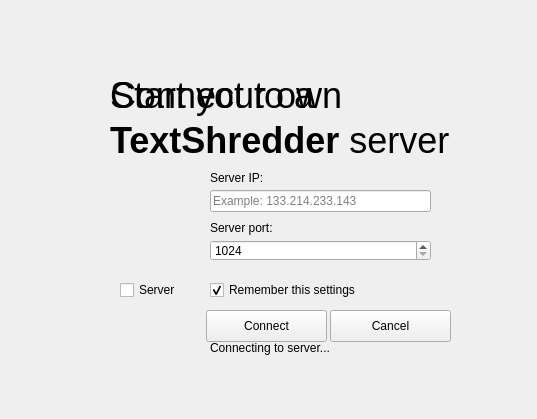
First picture: the form in textshredder_ui/mainwindow.ui, repository mitchelkuijpers/TextShredder, before the edit.
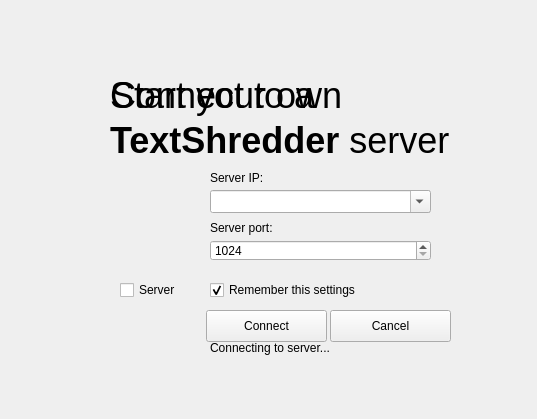
Second picture: the form after the edit. Icons and pictures are not drawn.

Commit message: Changed the ip inputbox to a combobox to handle the knownhosts list

```diff
--- a/textshredder_ui/mainwindow.ui
+++ b/textshredder_ui/mainwindow.ui
@@ -65,22 +65,6 @@
      <number>9999</number>
     </property>
    </widget>
-   <widget class="QLineEdit" name="serverIpInput">
-    <property name="geometry">
-     <rect>
-      <x>210</x>
-      <y>190</y>
-      <width>221</width>
-      <height>22</height>
-     </rect>
-    </property>
-    <property name="text">
-     <string/>
-    </property>
-    <property name="placeholderText">
-     <string>Example: 133.214.233.143</string>
-    </property>
-   </widget>
    <widget class="QLabel" name="serverIpLabel">
     <property name="geometry">
      <rect>
@@ -279,6 +263,19 @@
      <bool>false</bool>
     </property>
    </widget>
+   <widget class="QComboBox" name="serverIpInput">
+    <property name="geometry">
+     <rect>
+      <x>210</x>
+      <y>190</y>
+      <width>221</width>
+      <height>23</height>
+     </rect>
+    </property>
+    <property name="editable">
+     <bool>true</bool>
+    </property>
+   </widget>
   </widget>
   <action name="actionDsfdsfsdf">
    <property name="text">
```
The commit also changes 4 other files.
